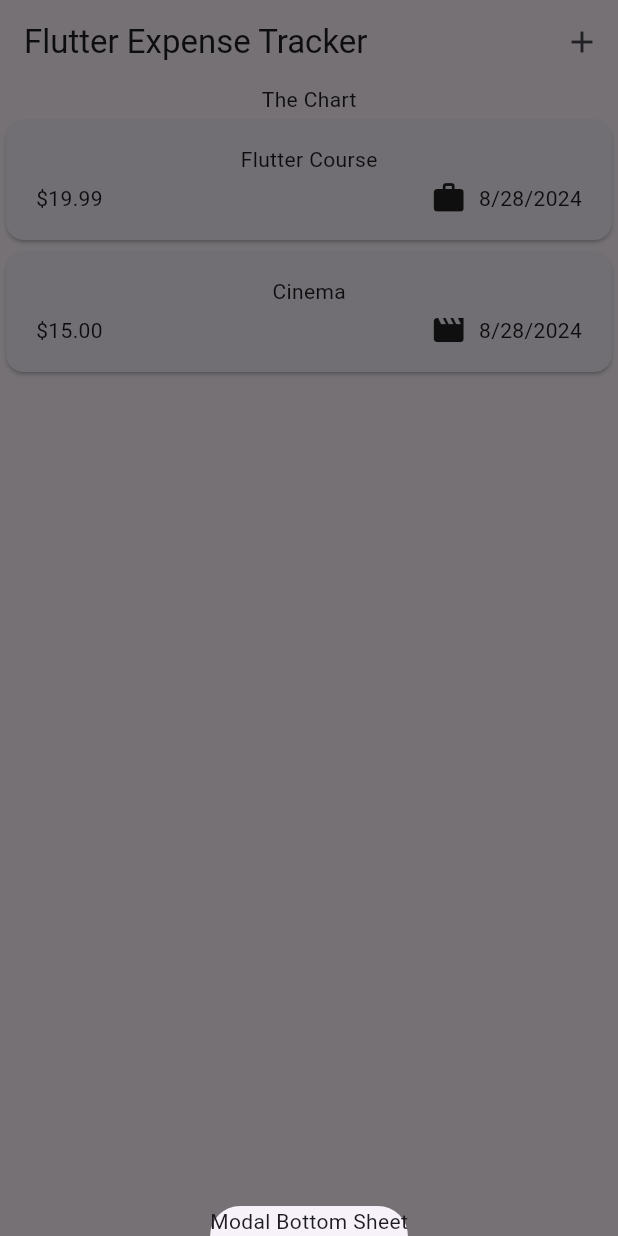
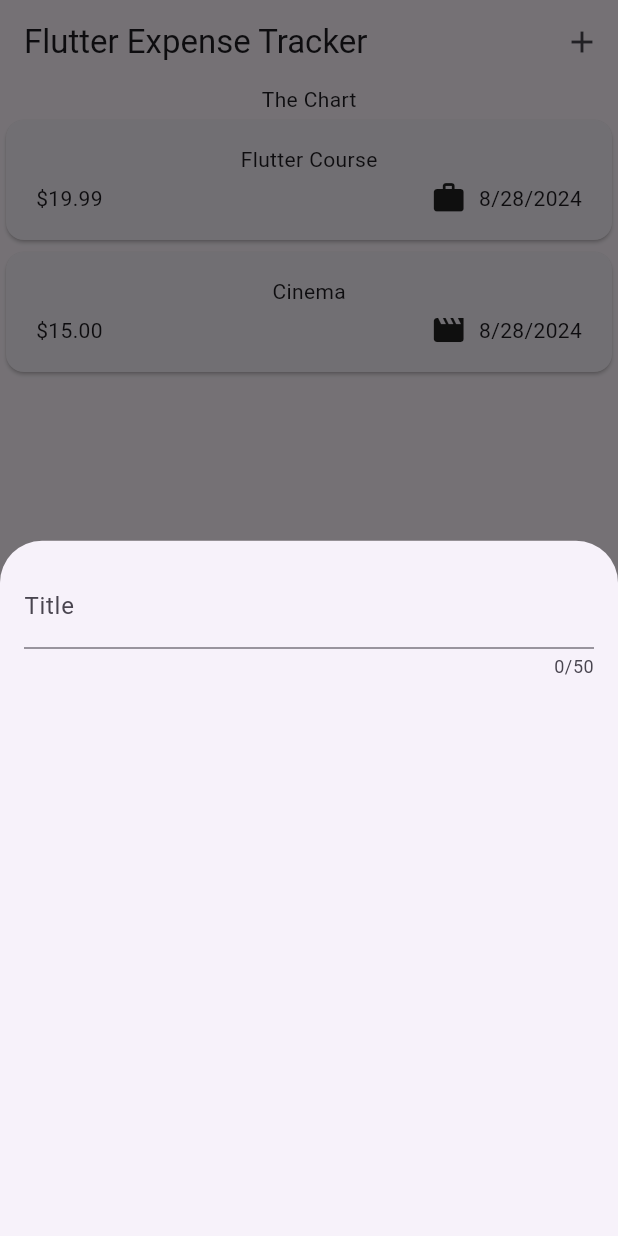
Before and after one commit to jefflueck/expense_tracker, a Flutter app: the screen it shows after launch, after a tap on the "add" icon, on a phone screen of 412 x 824 dp. Run offline on Flutter 3.47's test engine with Material 3 defaults, Android fonts, the phone set to English and light mode, and no system bars.

Commit message:
made a new custom widget to be able to create a form to enter an expense. Does not send data yet

```diff
--- a/lib/widgets/expenses.dart
+++ b/lib/widgets/expenses.dart
@@ -1,3 +1,4 @@
+import 'package:expense_tracker/widgets/new_expense.dart';
 import 'package:flutter/material.dart';
 
 import 'package:expense_tracker/models/expense.dart';
@@ -29,7 +30,7 @@ class _ExpensesState extends State<Expenses> {
   void _openAddExpenseOverlay() {
     showModalBottomSheet(
       context: context,
-      builder: (ctx) => Text('Modal Bottom Sheet'),
+      builder: (ctx) => const NewExpense(),
     );
   }
 
--- /dev/null
+++ b/lib/widgets/new_expense.dart
@@ -0,0 +1,28 @@
+import 'package:flutter/material.dart';
+
+class NewExpense extends StatefulWidget {
+  const NewExpense({super.key});
+
+  @override
+  State<NewExpense> createState() {
+    return _NewExpenseState();
+  }
+}
+
+class _NewExpenseState extends State<NewExpense> {
+  @override
+  Widget build(BuildContext context) {
+    return const Padding(
+        padding: EdgeInsets.all(16),
+        child: Column(
+          children: [
+            TextField(
+              maxLength: 50,
+              decoration: InputDecoration(
+                label: Text('Title'),
+              ),
+            ),
+          ],
+        ));
+  }
+}
```
